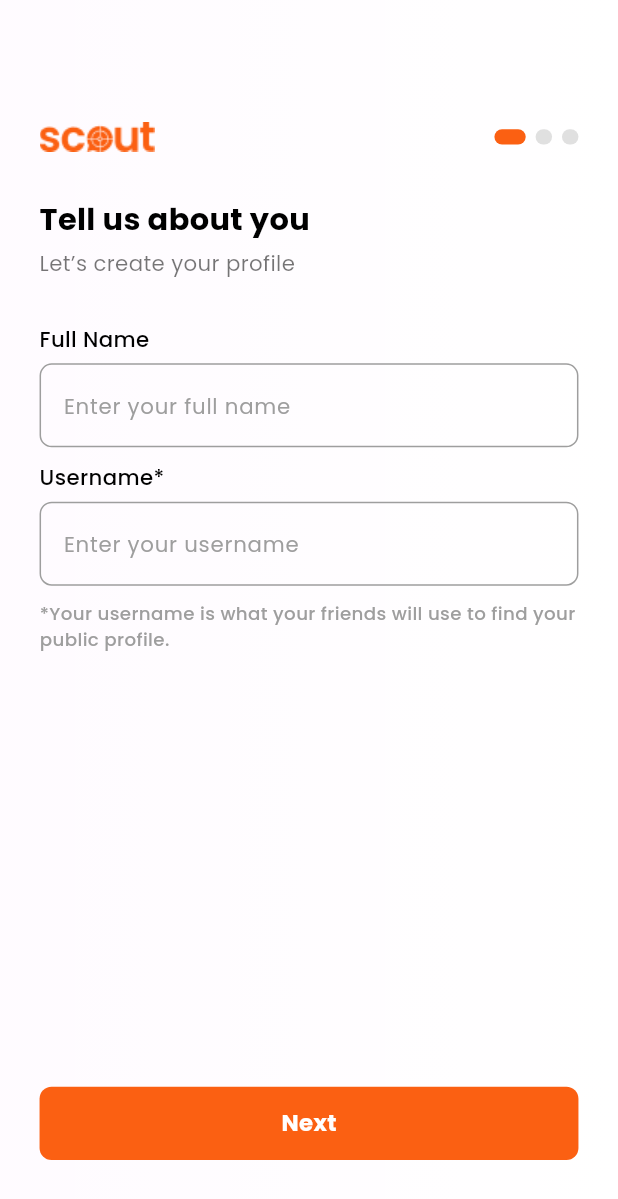
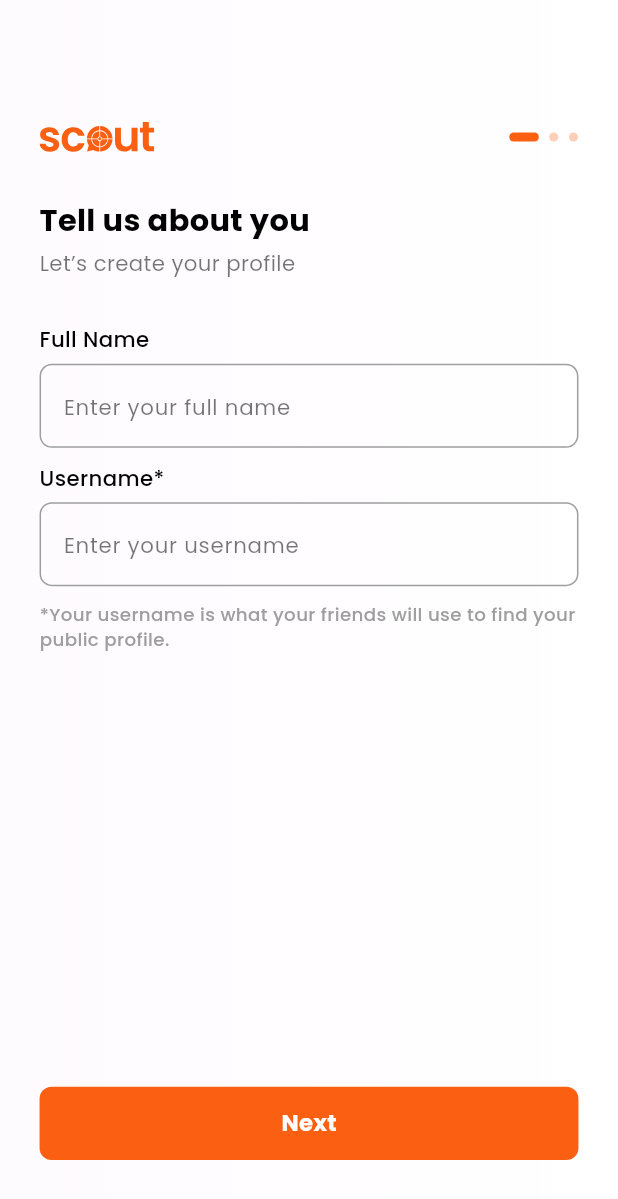
Before and after one commit to ModernChimsy/Scout, a Flutter app: the TellUsAboutYou screen opened directly with empty values, on a phone screen of 412 x 824 dp. Shown: the top 1199 px of the screen. Run offline on Flutter 3.47's test engine with Material 3 defaults, Android fonts, the phone set to English and light mode, and no system bars; our stand-ins replace cached_network_image, dotted_border, firebase_auth, firebase_core, flutter_html, flutter_screenutil and 19 more; missing offline and left inert: flutter_location_search; accounts and stored records are empty; network calls fail; project files that could hold a hidden picture were left out.

Commit message:
🧩 Ticket: Paginated Dots

```diff
--- a/lib/view/auth_view/tell_us_about_view.dart
+++ b/lib/view/auth_view/tell_us_about_view.dart
@@ -4,15 +4,15 @@ import 'package:flutter/material.dart';
 import 'package:flutter_screenutil/flutter_screenutil.dart';
 import 'package:get/get.dart';
 import 'package:google_fonts/google_fonts.dart';
+import 'package:flutter_svg/flutter_svg.dart';
 import 'package:restaurent_discount_app/common%20widget/custom%20text/custom_text_widget.dart';
 import 'package:restaurent_discount_app/common%20widget/custom_button_widget.dart';
 import 'package:restaurent_discount_app/common%20widget/custom_text_filed.dart';
 import 'package:restaurent_discount_app/uitilies/app_colors.dart';
+import 'package:restaurent_discount_app/uitilies/custom_toast.dart';
 import 'package:restaurent_discount_app/view/auth_view/controller/step_controller.dart';
 import 'package:restaurent_discount_app/view/auth_view/share_interest_view.dart';
 import 'package:restaurent_discount_app/view/create_event/controller/theme_controller.dart';
-
-import '../../uitilies/custom_toast.dart';
 
 class TellUsAboutYou extends StatelessWidget {
   final String email;
@@ -25,11 +25,18 @@ class TellUsAboutYou extends StatelessWidget {
   final TextEditingController fullNameC = TextEditingController();
   final TextEditingController userNameC = TextEditingController();
 
+  static const String orangeLogoPath = "assets/icon/scout_logo_orange.svg";
+  static final Color _inactiveIndicatorColor = AppColors.btnColor.withOpacity(0.3);
+  static const double _pillHeight = 6.0;
+  static const double _activePillWidth = 18.0;
+
   @override
   Widget build(BuildContext context) {
     return Obx(() {
-      bool isDarkMode = Get.find<ThemeController>().selectedTheme ==
-          ThemeController.darkTheme;
+      bool isDarkMode = Get.find<ThemeController>().selectedTheme == ThemeController.darkTheme;
+
+      Color textColor = isDarkMode ? Colors.white : Colors.black;
+      Color subtitleColor = isDarkMode ? Colors.white70 : Colors.black54;
 
       return Scaffold(
         body: Stack(
@@ -43,36 +50,17 @@ class TellUsAboutYou extends StatelessWidget {
                       : LinearGradient(
                           begin: Alignment.topRight,
                           end: Alignment.bottomLeft,
-                          colors: [
-                            Color(0xFFFB6012).withOpacity(0.1),
-                            Color(0xFFFFA07A).withOpacity(0.1),
-                          ],
+                          colors: [AppColors.scoutVividVermilion.withOpacity(0.1), Color(0xFFFFA07A).withOpacity(0.1)],
                         ),
-                  color: isDarkMode
-                      ? AppColors.bgColor
-                      : Colors.transparent, // Dark background color
+                  color: isDarkMode ? AppColors.bgColor : Colors.transparent,
                 ),
               ),
             ),
 
             Positioned.fill(
-              child: Container(
-                decoration: BoxDecoration(
-                  gradient: isDarkMode
-                      ? null
-                      : LinearGradient(
-                          begin: Alignment.centerLeft,
-                          end: Alignment.centerRight,
-                          colors: [
-                            Colors.white.withOpacity(0.5),
-                            Colors.white,
-                          ],
-                        ),
-                ),
-              ),
+              child: Container(decoration: BoxDecoration(gradient: isDarkMode ? null : AppColors.gradient)),
             ),
 
-            // Foreground UI
             Padding(
               padding: EdgeInsets.symmetric(horizontal: 24.w),
               child: Column(
@@ -80,29 +68,29 @@ class TellUsAboutYou extends StatelessWidget {
                 children: [
                   SizedBox(height: 80.h),
 
-                  // Logo and Progress Indicator
                   Row(
                     mainAxisAlignment: MainAxisAlignment.spaceBetween,
                     children: [
-                      Image(image: AssetImage("assets/images/long_logo.png")),
+                      SvgPicture.asset(orangeLogoPath, height: 20.h),
 
-                      // Step Indicator using Obx
                       Obx(() {
+                        final int currentStepIndex = stepController.currentStep.value - 1;
                         return Row(
                           children: List.generate(3, (index) {
-                            bool isActive =
-                                index < stepController.currentStep.value;
+                            final bool isCurrent = index == currentStepIndex;
+                            final double height = _pillHeight.h;
+                            final double width = isCurrent ? _activePillWidth.w : _pillHeight.w;
+                            final BoxShape shape = isCurrent ? BoxShape.rectangle : BoxShape.circle;
+                            final BorderRadius? borderRadius = isCurrent ? BorderRadius.circular(height / 2) : null;
+                            final Color color = index < currentStepIndex
+                                ? AppColors.btnColor
+                                : (isCurrent ? AppColors.btnColor : _inactiveIndicatorColor);
+
                             return Container(
                               margin: EdgeInsets.only(left: 6.w),
-                              width:
-                                  isActive ? 19.w : 10.w, // Larger active step
-                              height: isActive ? 10.h : 10.h,
-                              decoration: BoxDecoration(
-                                borderRadius: BorderRadius.circular(25),
-                                color: isActive
-                                    ? AppColors.btnColor
-                                    : Colors.grey.shade300,
-                              ),
+                              width: width,
+                              height: height,
+                              decoration: BoxDecoration(shape: shape, borderRadius: borderRadius, color: color),
                             );
                           }),
                         );
@@ -112,31 +100,16 @@ class TellUsAboutYou extends StatelessWidget {
 
                   SizedBox(height: 30.h),
 
-                  // Welcome Text
-                  CustomText(
-                    text: "Tell us about you",
-                    fontSize: 20.sp,
-                    fontWeight: FontWeight.bold,
-                    color: isDarkMode ? Colors.white : Colors.black,
-                  ),
-
+                  // Title
+                  CustomText(text: "Tell us about you", fontSize: 20.sp, fontWeight: FontWeight.bold, color: textColor),
                   SizedBox(height: 5.h),
-
                   // Subtitle
-                  CustomText(
-                    text: "Let’s create your profile",
-                    fontSize: 14.sp,
-                    color: isDarkMode ? Colors.white : Colors.black54,
-                  ),
+                  CustomText(textAlign: TextAlign.start, text: "Let’s create your profile", fontSize: 14.sp, color: subtitleColor),
 
                   SizedBox(height: 30.h),
 
                   // Full Name Field
-                  CustomText(
-                      text: "Full Name",
-                      color: isDarkMode ? Colors.white : Colors.black,
-                      fontSize: 14.sp,
-                      fontWeight: FontWeight.w500),
+                  CustomText(text: "Full Name", color: textColor, fontSize: 14.sp, fontWeight: FontWeight.w500),
                   SizedBox(height: 6.h),
                   CustomTextField(
                     controller: fullNameC,
@@ -144,17 +117,14 @@ class TellUsAboutYou extends StatelessWidget {
                     borderColor: Colors.grey,
                     hintText: "Enter your full name",
                     showObscure: false,
+                    hintTextColo: subtitleColor,
+                    iconColor: textColor,
                   ),
 
                   SizedBox(height: 10.h),
 
                   // Username Field
-                  CustomText(
-                    text: "Username*",
-                    fontSize: 14.sp,
-                    color: isDarkMode ? Colors.white : Colors.black,
-                    fontWeight: FontWeight.w500,
-                  ),
+                  CustomText(text: "Username*", fontSize: 14.sp, color: textColor, fontWeight: FontWeight.w500),
                   SizedBox(height: 6.h),
                   CustomTextField(
                     controller: userNameC,
@@ -162,14 +132,15 @@ class TellUsAboutYou extends StatelessWidget {
                     borderColor: Colors.grey,
                     hintText: "Enter your username",
                     showObscure: false,
+                    hintTextColo: subtitleColor,
+                    iconColor: textColor,
                   ),
 
                   SizedBox(height: 10.h),
 
                   CustomText(
                     textAlign: TextAlign.start,
-                    text:
-                        "*Your username is what your friends will use to find your public profile.",
+                    text: "*Your username is what your friends will use to find your public profile.",
                     fontSize: 12.sp,
                     color: Colors.grey,
                     fontWeight: FontWeight.w500,
@@ -189,19 +160,10 @@ class TellUsAboutYou extends StatelessWidget {
                         String userName = userNameC.text;
 
                         if (fullName.isEmpty || userName.isEmpty) {
-                          CustomToast.showToast(
-                            "Please fill out all fields",
-                            isError: true,
-                          );
+                          CustomToast.showToast("Please fill out all fields", isError: true);
                         } else {
-                          // Proceed to the next screen
                           stepController.nextStep();
-                          Get.to(() => ShareInterestView(
-                                fullName: fullName,
-                                userName: userName,
-                                email: email,
-                                password: password,
-                              ));
+                          Get.to(() => ShareInterestView(fullName: fullName, userName: userName, email: email, password: password));
                         }
                       },
                       iconWant: false,
```
Also changed, not shown: lib/view/auth_view/create_account.dart (+22 -12 lines), lib/view/auth_view/share_interest_view.dart (+58 -70 lines).
